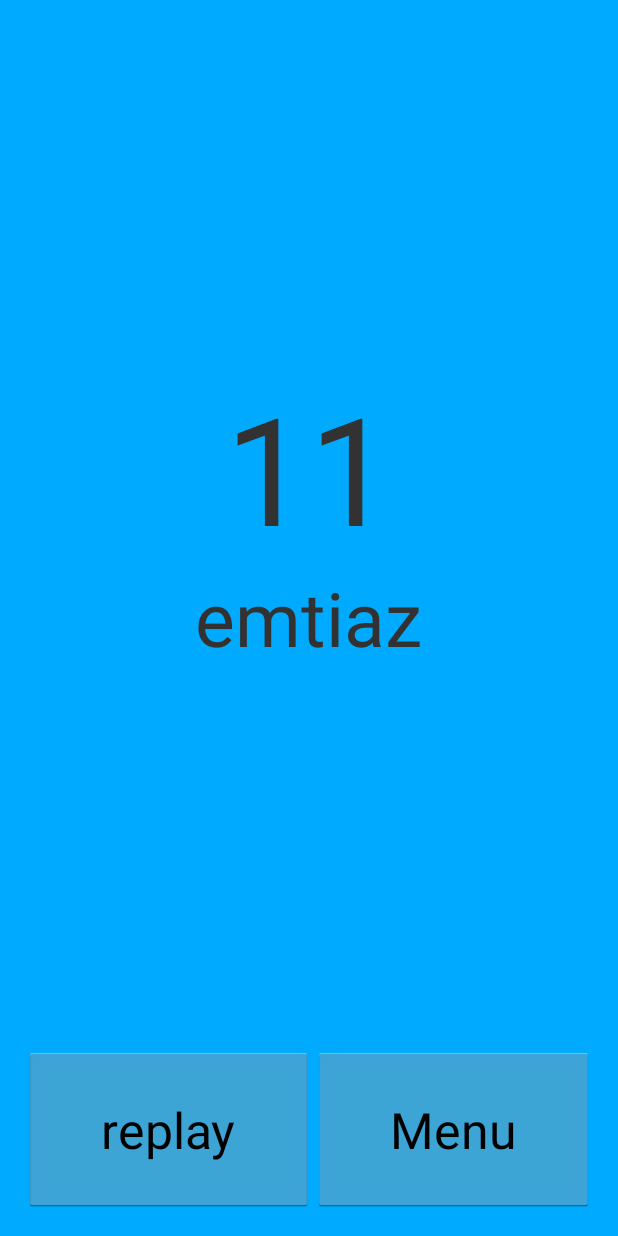
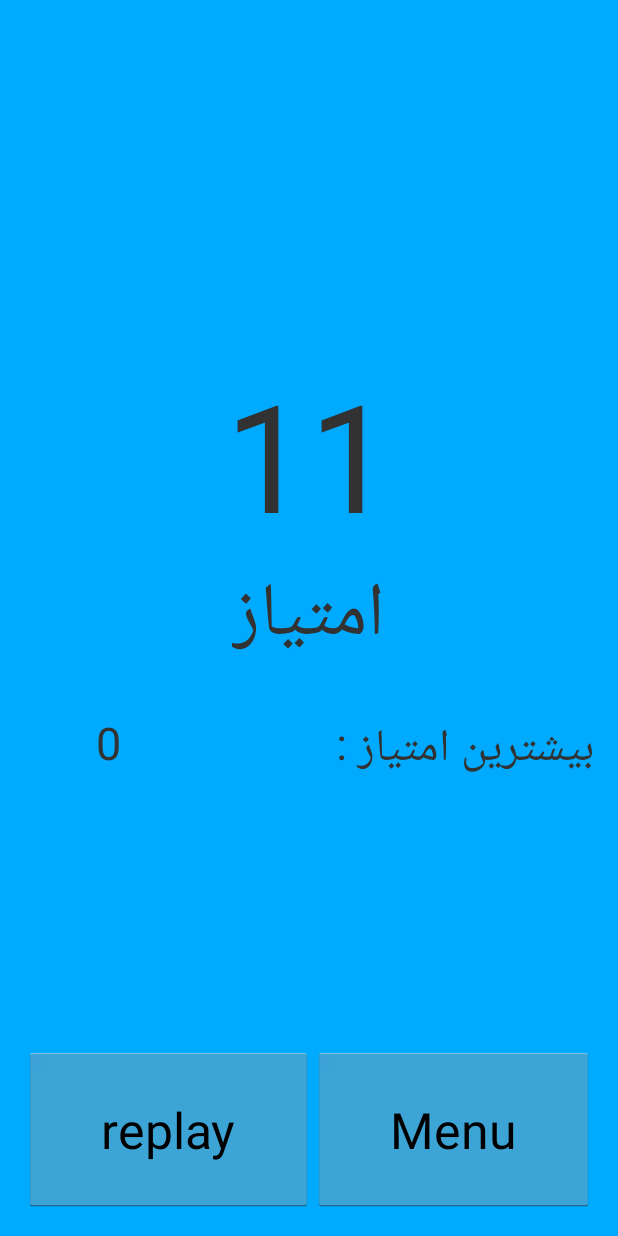
Before and after one commit to MahmoudRoid/baziriazi, an Android app: the Result screen opened directly, with no data from a screen before it, on a phone screen of 412 x 824 dp. Run offline under Robolectric (Android 15) with nearby library versions, the light colour scheme and no system bars.

Commit message:
bug fixed

```diff
--- a/app/src/main/java/mahmoud/baziriazi/Result.java
+++ b/app/src/main/java/mahmoud/baziriazi/Result.java
@@ -14,11 +14,15 @@ public class Result extends Activity {
         super.onCreate(savedInstanceState);
         setContentView(R.layout.activity_result);
         TextView tv = (TextView) findViewById(R.id.textView1);
+        TextView tv2 = (TextView) findViewById(R.id.textView4);
 
         Bundle extras = getIntent().getExtras();
         if (extras != null) {
             String Result = extras.getString("emtiaz");
             tv.setText(Result);
+
+            String Best_Result = extras.getString("best_emtiaz");
+            tv2.setText(Best_Result);
         }
 
 
--- a/app/src/main/res/layout/activity_result.xml
+++ b/app/src/main/res/layout/activity_result.xml
@@ -25,11 +25,44 @@
         android:id="@+id/textView2"
         android:layout_width="wrap_content"
         android:layout_height="wrap_content"
-
         android:layout_centerHorizontal="true"
         android:layout_centerVertical="true"
-        android:text="emtiaz"
+        android:text="@string/emtiaz"
         android:textSize="50sp" />
+    <LinearLayout
+        android:layout_width="match_parent"
+        android:layout_height="wrap_content"
+        android:id="@+id/linear_bestresult"
+        android:layout_below="@+id/textView2"
+        android:paddingTop="20dp"
+        android:weightSum="1">
+
+
+        <TextView
+            android:id="@+id/textView4"
+            android:layout_width="wrap_content"
+            android:layout_height="wrap_content"
+            android:layout_gravity="left"
+            android:layout_alignParentLeft="true"
+            android:layout_weight="0.5"
+            android:gravity="center_horizontal"
+            android:text="0"
+            android:textSize="30sp" />
+
+        <TextView
+            android:id="@+id/textView3"
+            android:layout_width="wrap_content"
+            android:layout_height="wrap_content"
+            android:layout_gravity="right"
+            android:layout_weight="0.5"
+            android:text="@string/best_result"
+            android:textSize="30sp" />
+
+
+
+
+    </LinearLayout>
+
 
 
     <!-- baraye 3 buttone paeen -->
--- a/app/src/main/res/values/strings.xml
+++ b/app/src/main/res/values/strings.xml
@@ -9,5 +9,7 @@
     <string name="title_activity_result">Result</string>
     <string name="title_activity_second">Second</string>
     <string name="title_activity_playsakht">playsakht</string>
+    <string name="emtiaz">امتیاز</string>
+    <string name="best_result">بیشترین امتیاز : </string>
 
 </resources>
```
Also changed, not shown: app/src/main/java/mahmoud/baziriazi/Playmotevaset.java (+39 -2 lines), app/src/main/java/mahmoud/baziriazi/playasan.java (+47 -19 lines), app/src/main/java/mahmoud/baziriazi/playsakht.java (+39 -2 lines), app/src/main/res/layout/activity_playasan.xml (+3 -14 lines).
